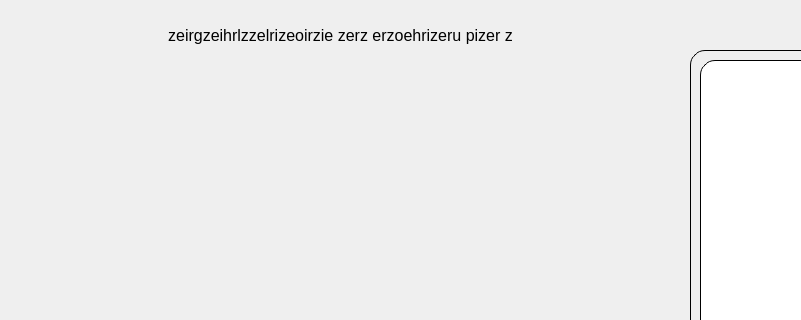
First picture: the form in Client/client.ui, repository CATCorporation/c-plus-plus, before the edit; both pictures show x 0 to 801 and y 0 to 320 of the 1173 by 702 pixel window.
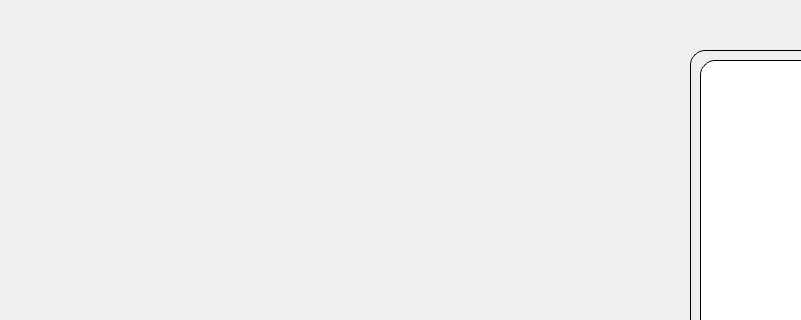
Second picture: the form after the edit. Icons and pictures are not drawn.

Patch:
```diff
--- a/Client/client.ui
+++ b/Client/client.ui
@@ -136,7 +136,7 @@
      <string notr="true">background: none;</string>
     </property>
     <property name="text">
-     <string>zeirgzeihrlzzelrizeoirzie zerz erzoehrizeru pizer z</string>
+     <string/>
     </property>
     <property name="alignment">
      <set>Qt::AlignCenter</set>
```
